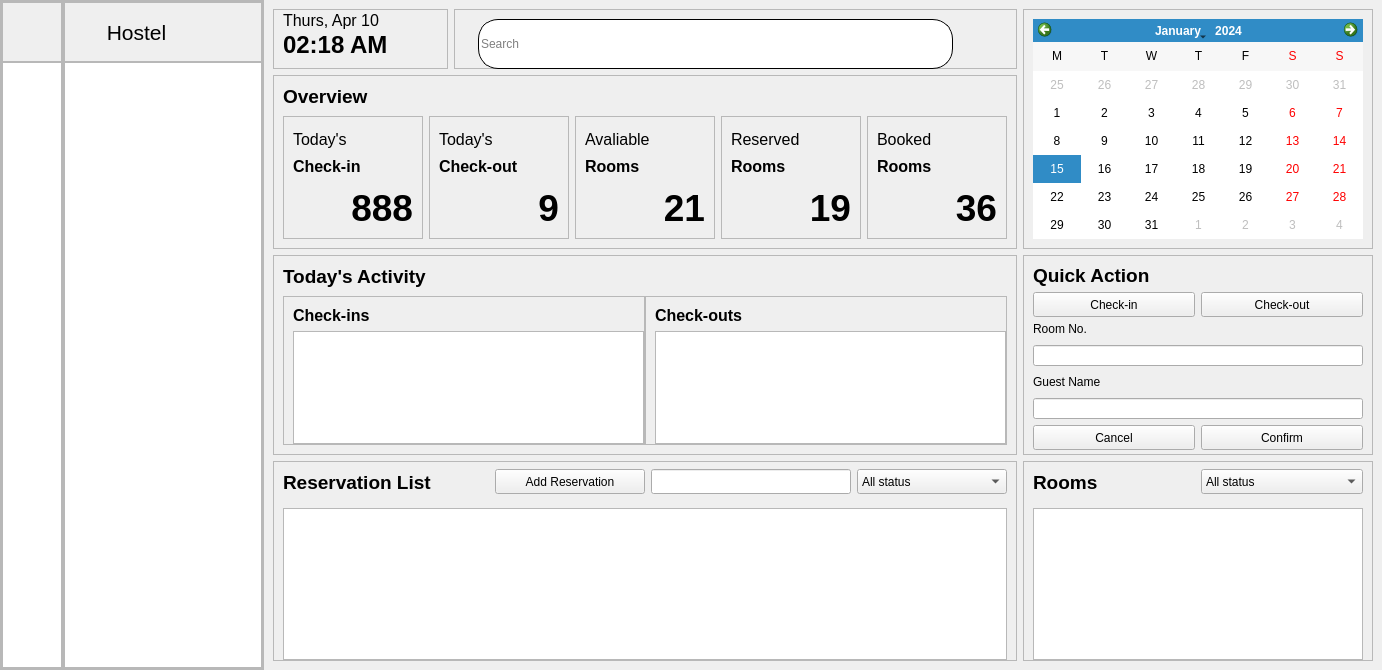
This is ui/application_window.ui in xbryan25/hotel-management-system as Qt 5 draws it before an edit. The edited form follows.
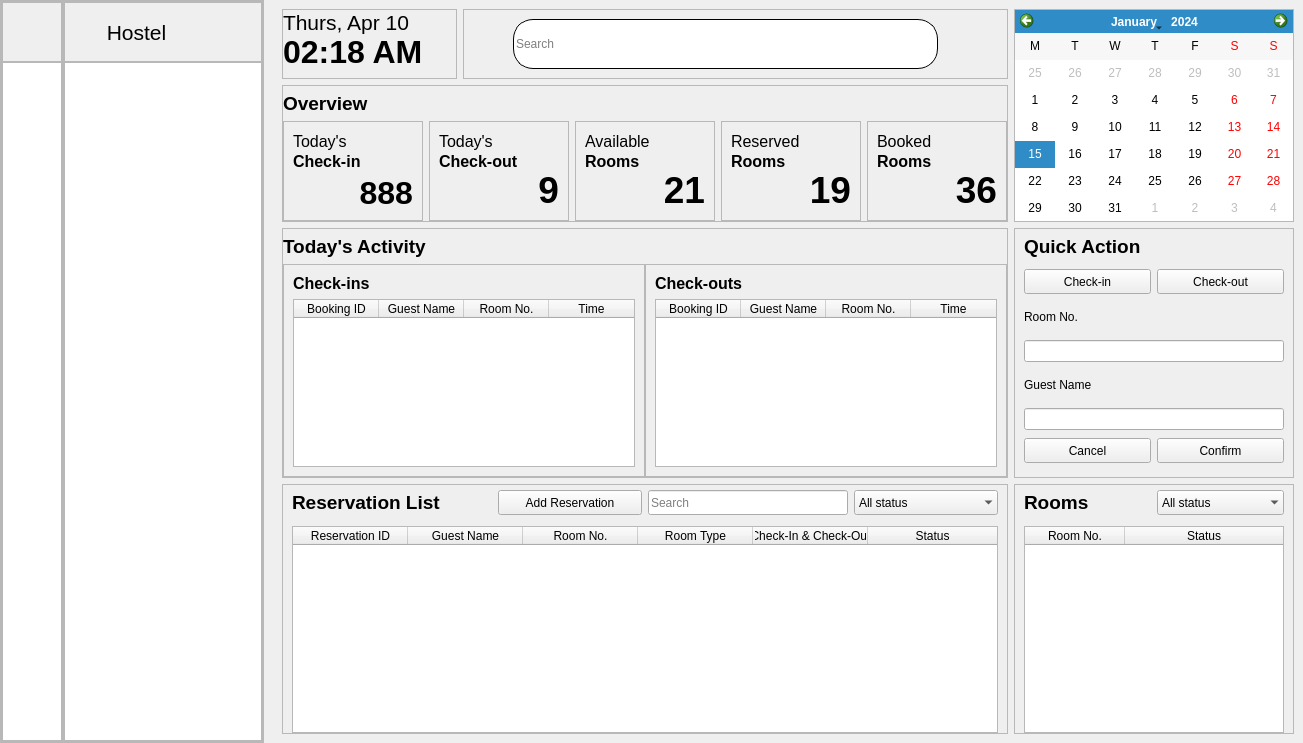
This is the edited form.

The edit to the form file:
```diff
--- a/ui/application_window.ui
+++ b/ui/application_window.ui
@@ -6,8 +6,8 @@
    <rect>
     <x>0</x>
     <y>0</y>
-    <width>1382</width>
-    <height>670</height>
+    <width>1303</width>
+    <height>743</height>
    </rect>
   </property>
   <property name="windowTitle">
@@ -296,18 +296,24 @@
       </property>
       <widget class="QWidget" name="dashboard_page_widget">
        <layout class="QGridLayout" name="gridLayout_6">
+        <property name="leftMargin">
+         <number>18</number>
+        </property>
+        <property name="verticalSpacing">
+         <number>6</number>
+        </property>
         <item row="0" column="3" rowspan="2">
          <widget class="QFrame" name="calendar_frame">
           <property name="minimumSize">
            <size>
-            <width>350</width>
-            <height>240</height>
+            <width>280</width>
+            <height>210</height>
            </size>
           </property>
           <property name="maximumSize">
            <size>
-            <width>350</width>
-            <height>240</height>
+            <width>280</width>
+            <height>228</height>
            </size>
           </property>
           <property name="frameShape">
@@ -317,6 +323,21 @@
            <enum>QFrame::Raised</enum>
           </property>
           <layout class="QGridLayout" name="gridLayout_10">
+           <property name="leftMargin">
+            <number>0</number>
+           </property>
+           <property name="topMargin">
+            <number>0</number>
+           </property>
+           <property name="rightMargin">
+            <number>0</number>
+           </property>
+           <property name="bottomMargin">
+            <number>0</number>
+           </property>
+           <property name="spacing">
+            <number>0</number>
+           </property>
            <item row="0" column="0">
             <widget class="QCalendarWidget" name="calendar_widget">
              <property name="styleSheet">
@@ -347,7 +368,7 @@
           <property name="minimumSize">
            <size>
             <width>0</width>
-            <height>200</height>
+            <height>250</height>
            </size>
           </property>
           <property name="frameShape">
@@ -358,13 +379,16 @@
           </property>
           <layout class="QGridLayout" name="gridLayout_12">
            <property name="leftMargin">
-            <number>9</number>
+            <number>0</number>
            </property>
            <property name="topMargin">
             <number>0</number>
            </property>
            <property name="rightMargin">
-            <number>9</number>
+            <number>0</number>
+           </property>
+           <property name="bottomMargin">
+            <number>0</number>
            </property>
            <property name="spacing">
             <number>0</number>
@@ -391,10 +415,10 @@
                <number>9</number>
               </property>
               <property name="rightMargin">
-               <number>0</number>
+               <number>9</number>
               </property>
               <property name="bottomMargin">
-               <number>0</number>
+               <number>9</number>
               </property>
               <property name="horizontalSpacing">
                <number>0</number>
@@ -414,7 +438,49 @@
                </widget>
               </item>
               <item row="1" column="0">
-               <widget class="QTableWidget" name="recent_check_in_frame_table_widget"/>
+               <widget class="QTableWidget" name="recent_check_in_frame_table_widget">
+                <property name="autoScroll">
+                 <bool>true</bool>
+                </property>
+                <attribute name="horizontalHeaderCascadingSectionResizes">
+                 <bool>false</bool>
+                </attribute>
+                <attribute name="horizontalHeaderDefaultSectionSize">
+                 <number>85</number>
+                </attribute>
+                <attribute name="horizontalHeaderMinimumSectionSize">
+                 <number>85</number>
+                </attribute>
+                <attribute name="horizontalHeaderShowSortIndicator" stdset="0">
+                 <bool>false</bool>
+                </attribute>
+                <attribute name="horizontalHeaderStretchLastSection">
+                 <bool>true</bool>
+                </attribute>
+                <attribute name="verticalHeaderVisible">
+                 <bool>false</bool>
+                </attribute>
+                <column>
+                 <property name="text">
+                  <string>Booking ID</string>
+                 </property>
+                </column>
+                <column>
+                 <property name="text">
+                  <string>Guest Name</string>
+                 </property>
+                </column>
+                <column>
+                 <property name="text">
+                  <string>Room No.</string>
+                 </property>
+                </column>
+                <column>
+                 <property name="text">
+                  <string>Time</string>
+                 </property>
+                </column>
+               </widget>
               </item>
              </layout>
             </widget>
@@ -435,10 +501,10 @@
                <number>9</number>
               </property>
               <property name="rightMargin">
-               <number>0</number>
+               <number>9</number>
               </property>
               <property name="bottomMargin">
-               <number>0</number>
+               <number>9</number>
               </property>
               <property name="horizontalSpacing">
                <number>0</number>
@@ -458,7 +524,40 @@
                </widget>
               </item>
               <item row="1" column="0">
-               <widget class="QTableWidget" name="recent_check_out_frame_table_widget"/>
+               <widget class="QTableWidget" name="recent_check_out_frame_table_widget">
+                <attribute name="horizontalHeaderDefaultSectionSize">
+                 <number>85</number>
+                </attribute>
+                <attribute name="horizontalHeaderMinimumSectionSize">
+                 <number>85</number>
+                </attribute>
+                <attribute name="horizontalHeaderStretchLastSection">
+                 <bool>true</bool>
+                </attribute>
+                <attribute name="verticalHeaderVisible">
+                 <bool>false</bool>
+                </attribute>
+                <column>
+                 <property name="text">
+                  <string>Booking ID</string>
+                 </property>
+                </column>
+                <column>
+                 <property name="text">
+                  <string>Guest Name</string>
+                 </property>
+                </column>
+                <column>
+                 <property name="text">
+                  <string>Room No.</string>
+                 </property>
+                </column>
+                <column>
+                 <property name="text">
+                  <string>Time</string>
+                 </property>
+                </column>
+               </widget>
               </item>
              </layout>
             </widget>
@@ -468,13 +567,13 @@
              <property name="minimumSize">
               <size>
                <width>0</width>
-               <height>40</height>
+               <height>35</height>
               </size>
              </property>
              <property name="maximumSize">
               <size>
                <width>16777215</width>
-               <height>40</height>
+               <height>35</height>
               </size>
              </property>
              <property name="font">
@@ -497,7 +596,7 @@
           <property name="minimumSize">
            <size>
             <width>100</width>
-            <height>200</height>
+            <height>250</height>
            </size>
           </property>
           <property name="frameShape">
@@ -527,7 +626,7 @@
              <property name="minimumSize">
               <size>
                <width>200</width>
-               <height>40</height>
+               <height>35</height>
               </size>
              </property>
              <property name="font">
@@ -578,6 +677,9 @@
                <height>16777215</height>
               </size>
              </property>
+             <property name="placeholderText">
+              <string>Search</string>
+             </property>
             </widget>
            </item>
            <item row="0" column="3">
@@ -597,6 +699,9 @@
              <property name="cursor">
               <cursorShape>PointingHandCursor</cursorShape>
              </property>
+             <property name="frame">
+              <bool>false</bool>
+             </property>
              <item>
               <property name="text">
                <string>All status</string>
@@ -637,6 +742,42 @@
                <height>0</height>
               </size>
              </property>
+             <attribute name="horizontalHeaderDefaultSectionSize">
+              <number>115</number>
+             </attribute>
+             <attribute name="horizontalHeaderStretchLastSection">
+              <bool>true</bool>
+             </attribute>
+             <column>
+              <property name="text">
+               <string>Reservation ID</string>
+              </property>
+             </column>
+             <column>
+              <property name="text">
+               <string>Guest Name</string>
+              </property>
+             </column>
+             <column>
+              <property name="text">
+               <string>Room No.</string>
+              </property>
+             </column>
+             <column>
+              <property name="text">
+               <string>Room Type</string>
+              </property>
+             </column>
+             <column>
+              <property name="text">
+               <string>Check-In &amp; Check-Out</string>
+              </property>
+             </column>
+             <column>
+              <property name="text">
+               <string>Status</string>
+              </property>
+             </column>
             </widget>
            </item>
           </layout>
@@ -657,57 +798,9 @@
            <enum>QFrame::Raised</enum>
           </property>
           <layout class="QGridLayout" name="gridLayout_16">
-           <item row="2" column="0" colspan="2">
-            <widget class="QLabel" name="quick_action_frame_room_num_label">
-             <property name="minimumSize">
-              <size>
-               <width>0</width>
-               <height>20</height>
-              </size>
-             </property>
-             <property name="maximumSize">
-              <size>
-               <width>16777215</width>
-               <height>30</height>
-              </size>
-             </property>
-             <property name="text">
-              <string>Room No.</string>
-             </property>
-            </widget>
-           </item>
-           <item row="1" column="1">
-            <widget class="QPushButton" name="quick_action_frame_check_out_button">
-             <property name="minimumSize">
-              <size>
-               <width>0</width>
-               <height>25</height>
-              </size>
-             </property>
-             <property name="cursor">
-              <cursorShape>PointingHandCursor</cursorShape>
-             </property>
-             <property name="text">
-              <string>Check-out</string>
-             </property>
-            </widget>
-           </item>
-           <item row="1" column="0">
-            <widget class="QPushButton" name="quick_action_frame_check_in_button">
-             <property name="minimumSize">
-              <size>
-               <width>0</width>
-               <height>25</height>
-              </size>
-             </property>
-             <property name="cursor">
-              <cursorShape>PointingHandCursor</cursorShape>
-             </property>
-             <property name="text">
-              <string>Check-in</string>
-             </property>
-            </widget>
-           </item>
+           <property name="topMargin">
+            <number>0</number>
+           </property>
            <item row="6" column="1">
             <widget class="QPushButton" name="quick_action_frame_confirm_button">
              <property name="minimumSize">
@@ -724,6 +817,22 @@
              </property>
             </widget>
            </item>
+           <item row="1" column="1">
+            <widget class="QPushButton" name="quick_action_frame_check_out_button">
+             <property name="minimumSize">
+              <size>
+               <width>0</width>
+               <height>25</height>
+              </size>
+             </property>
+             <property name="cursor">
+              <cursorShape>PointingHandCursor</cursorShape>
+             </property>
+             <property name="text">
+              <string>Check-out</string>
+             </property>
+            </widget>
+           </item>
            <item row="6" column="0">
             <widget class="QPushButton" name="quick_action_frame_cancel_button">
              <property name="minimumSize">
@@ -740,6 +849,61 @@
              </property>
             </widget>
            </item>
+           <item row="1" column="0">
+            <widget class="QPushButton" name="quick_action_frame_check_in_button">
+             <property name="minimumSize">
+              <size>
+               <width>0</width>
+               <height>25</height>
+              </size>
+             </property>
+             <property name="cursor">
+              <cursorShape>PointingHandCursor</cursorShape>
+             </property>
+             <property name="text">
+              <string>Check-in</string>
+             </property>
+            </widget>
+           </item>
+           <item row="2" column="0" colspan="2">
+            <widget class="QLabel" name="quick_action_frame_room_num_label">
+             <property name="minimumSize">
+              <size>
+               <width>0</width>
+               <height>20</height>
+              </size>
+             </property>
+             <property name="maximumSize">
+              <size>
+               <width>16777215</width>
+               <height>30</height>
+              </size>
+             </property>
+             <property name="text">
+              <string>Room No.</string>
+             </property>
+            </widget>
+           </item>
+           <item row="0" column="0" colspan="2">
+            <widget class="QLabel" name="quick_action_frame_label">
+             <property name="maximumSize">
+              <size>
+               <width>16777215</width>
+               <height>30</height>
+              </size>
+             </property>
+             <property name="font">
+              <font>
+               <pointsize>14</pointsize>
+               <weight>75</weight>
+               <bold>true</bold>
+              </font>
+             </property>
+             <property name="text">
+              <string>Quick Action</string>
+             </property>
+            </widget>
+           </item>
            <item row="4" column="0" colspan="2">
             <widget class="QLabel" name="quick_action_frame_guest_name_label">
              <property name="minimumSize">
@@ -765,26 +929,6 @@
            <item row="5" column="0" colspan="2">
             <widget class="QLineEdit" name="quick_action_frame_guest_name_lineedit"/>
            </item>
-           <item row="0" column="0" colspan="2">
-            <widget class="QLabel" name="quick_action_frame_label">
-             <property name="maximumSize">
-              <size>
-               <width>16777215</width>
-               <height>40</height>
-              </size>
-             </property>
-             <property name="font">
-              <font>
-               <pointsize>14</pointsize>
-               <weight>75</weight>
-               <bold>true</bold>
-              </font>
-             </property>
-             <property name="text">
-              <string>Quick Action</string>
-             </property>
-            </widget>
-           </item>
           </layout>
          </widget>
         </item>
@@ -793,13 +937,13 @@
           <property name="minimumSize">
            <size>
             <width>400</width>
-            <height>60</height>
+            <height>70</height>
            </size>
           </property>
           <property name="maximumSize">
            <size>
             <width>16777215</width>
-            <height>60</height>
+            <height>70</height>
            </size>
           </property>
           <property name="frameShape">
@@ -829,7 +973,7 @@
             <widget class="QLineEdit" name="search_bar_frame_search_lineedit">
              <property name="minimumSize">
               <size>
-               <width>475</width>
+               <width>425</width>
                <height>50</height>
               </size>
              </property>
@@ -850,7 +994,7 @@
              </property>
              <property name="sizeHint" stdset="0">
               <size>
-               <width>20</width>
+               <width>40</width>
                <height>20</height>
               </size>
              </property>
@@ -864,13 +1008,13 @@
           <property name="minimumSize">
            <size>
             <width>175</width>
-            <height>60</height>
+            <height>70</height>
            </size>
           </property>
           <property name="maximumSize">
            <size>
             <width>175</width>
-            <height>16777215</height>
+            <height>70</height>
            </size>
           </property>
           <property name="frameShape">
@@ -880,9 +1024,15 @@
            <enum>QFrame::Raised</enum>
           </property>
           <layout class="QGridLayout" name="gridLayout_9">
+           <property name="leftMargin">
+            <number>0</number>
+           </property>
            <property name="topMargin">
             <number>0</number>
            </property>
+           <property name="rightMargin">
+            <number>0</number>
+           </property>
            <property name="verticalSpacing">
             <number>0</number>
            </property>
@@ -890,7 +1040,7 @@
             <widget class="QLabel" name="current_day_label">
              <property name="font">
               <font>
-               <pointsize>12</pointsize>
+               <pointsize>16</pointsize>
               </font>
              </property>
              <property name="text">
@@ -902,7 +1052,7 @@
             <widget class="QLabel" name="current_time_label">
              <property name="font">
               <font>
-               <pointsize>18</pointsize>
+               <pointsize>24</pointsize>
                <weight>75</weight>
                <bold>true</bold>
               </font>
@@ -936,9 +1086,18 @@
            <enum>QFrame::Raised</enum>
           </property>
           <layout class="QGridLayout" name="gridLayout_4">
+           <property name="leftMargin">
+            <number>0</number>
+           </property>
            <property name="topMargin">
             <number>0</number>
            </property>
+           <property name="rightMargin">
+            <number>0</number>
+           </property>
+           <property name="bottomMargin">
+            <number>0</number>
+           </property>
            <property name="verticalSpacing">
             <number>0</number>
            </property>
@@ -947,13 +1106,13 @@
              <property name="minimumSize">
               <size>
                <width>0</width>
-               <height>40</height>
+               <height>35</height>
               </size>
              </property>
              <property name="maximumSize">
               <size>
                <width>16777215</width>
-               <height>40</height>
+               <height>35</height>
               </size>
              </property>
              <property name="font">
@@ -979,7 +1138,7 @@
              <property name="maximumSize">
               <size>
                <width>16777215</width>
-               <height>16777215</height>
+               <height>100</height>
               </size>
              </property>
              <property name="styleSheet">
@@ -1006,7 +1165,13 @@
                 <property name="minimumSize">
                  <size>
                   <width>85</width>
-                  <height>25</height>
+                  <height>0</height>
+                 </size>
+                </property>
+                <property name="maximumSize">
+                 <size>
+                  <width>16777215</width>
+                  <height>20</height>
                  </size>
                 </property>
                 <property name="font">
@@ -1026,7 +1191,13 @@
                 <property name="minimumSize">
                  <size>
                   <width>85</width>
-                  <height>25</height>
+                  <height>0</height>
+                 </size>
+                </property>
+                <property name="maximumSize">
+                 <size>
+                  <width>16777215</width>
+                  <height>20</height>
                  </size>
                 </property>
                 <property name="font">
@@ -1044,12 +1215,18 @@
                 <property name="minimumSize">
                  <size>
                   <width>80</width>
-                  <height>50</height>
+                  <height>40</height>
+                 </size>
+                </property>
+                <property name="maximumSize">
+                 <size>
+                  <width>16777215</width>
+                  <height>40</height>
                  </size>
                 </property>
                 <property name="font">
                  <font>
-                  <pointsize>28</pointsize>
+                  <pointsize>24</pointsize>
                   <weight>75</weight>
                   <bold>true</bold>
                  </font>
@@ -1076,7 +1253,7 @@
              <property name="maximumSize">
               <size>
                <width>16777215</width>
-               <height>16777215</height>
+               <height>100</height>
               </size>
              </property>
              <property name="styleSheet">
@@ -1097,7 +1274,13 @@
                 <property name="minimumSize">
                  <size>
                   <width>85</width>
-                  <height>25</height>
+                  <height>0</height>
+                 </size>
+                </property>
+                <property name="maximumSize">
+                 <size>
+                  <width>16777215</width>
+                  <height>20</height>
                  </size>
                 </property>
                 <property name="font">
@@ -1117,7 +1300,13 @@
                 <property name="minimumSize">
                  <size>
                   <width>85</width>
-                  <height>25</height>
+                  <height>0</height>
+                 </size>
+                </property>
+                <property name="maximumSize">
+                 <size>
+                  <width>16777215</width>
+                  <height>20</height>
                  </size>
                 </property>
                 <property name="font">
@@ -1135,7 +1324,13 @@
                 <property name="minimumSize">
                  <size>
                   <width>80</width>
-                  <height>50</height>
+                  <height>40</height>
+                 </size>
+                </property>
+                <property name="maximumSize">
+                 <size>
+                  <width>16777215</width>
+                  <height>40</height>
                  </size>
                 </property>
                 <property name="font">
@@ -1167,7 +1362,7 @@
              <property name="maximumSize">
               <size>
                <width>16777215</width>
-               <height>16777215</height>
+               <height>100</height>
               </size>
              </property>
              <property name="styleSheet">
@@ -1226,7 +1421,13 @@
                 <property name="minimumSize">
                  <size>
                   <width>80</width>
-                  <height>50</height>
+                  <height>40</height>
+                 </size>
+                </property>
+                <property name="maximumSize">
+                 <size>
+                  <width>16777215</width>
+                  <height>40</height>
                  </size>
                 </property>
                 <property name="font">
@@ -1258,7 +1459,7 @@
              <property name="maximumSize">
               <size>
                <width>16777215</width>
-               <height>16777215</height>
+               <height>100</height>
               </size>
              </property>
              <property name="styleSheet">
@@ -1323,7 +1524,13 @@
                 <property name="minimumSize">
                  <size>
                   <width>80</width>
-                  <height>50</height>
+                  <height>40</height>
+                 </size>
+                </property>
+                <property name="maximumSize">
+                 <size>
+                  <width>16777215</width>
+                  <height>40</height>
                  </size>
                 </property>
                 <property name="font">
@@ -1355,7 +1562,7 @@
              <property name="maximumSize">
               <size>
                <width>16777215</width>
-               <height>16777215</height>
+               <height>100</height>
               </size>
              </property>
              <property name="styleSheet">
@@ -1405,7 +1612,7 @@
                  </font>
                 </property>
                 <property name="text">
-                 <string>Avaliable</string>
+                 <string>Available</string>
                 </property>
                </widget>
               </item>
@@ -1414,7 +1621,13 @@
                 <property name="minimumSize">
                  <size>
                   <width>80</width>
-                  <height>50</height>
+                  <height>40</height>
+                 </size>
+                </property>
+                <property name="maximumSize">
+                 <size>
+                  <width>16777215</width>
+                  <height>40</height>
                  </size>
                 </property>
                 <property name="font">
@@ -1464,7 +1677,7 @@
              <property name="minimumSize">
               <size>
                <width>0</width>
-               <height>40</height>
+               <height>35</height>
               </size>
              </property>
              <property name="font">
@@ -1480,7 +1693,21 @@
             </widget>
            </item>
            <item row="1" column="0" colspan="2">
-            <widget class="QTableWidget" name="rooms_frame_table_widget"/>
+            <widget class="QTableWidget" name="rooms_frame_table_widget">
+             <attribute name="horizontalHeaderStretchLastSection">
+              <bool>true</bool>
+             </attribute>
+             <column>
+              <property name="text">
+               <string>Room No.</string>
+              </property>
+             </column>
+             <column>
+              <property name="text">
+               <string>Status</string>
+              </property>
+             </column>
+            </widget>
            </item>
            <item row="0" column="1">
             <widget class="QComboBox" name="rooms_frame_status_combobox">
@@ -1493,6 +1720,9 @@
              <property name="cursor">
               <cursorShape>PointingHandCursor</cursorShape>
              </property>
+             <property name="frame">
+              <bool>false</bool>
+             </property>
              <item>
               <property name="text">
                <string>All status</string>
```
